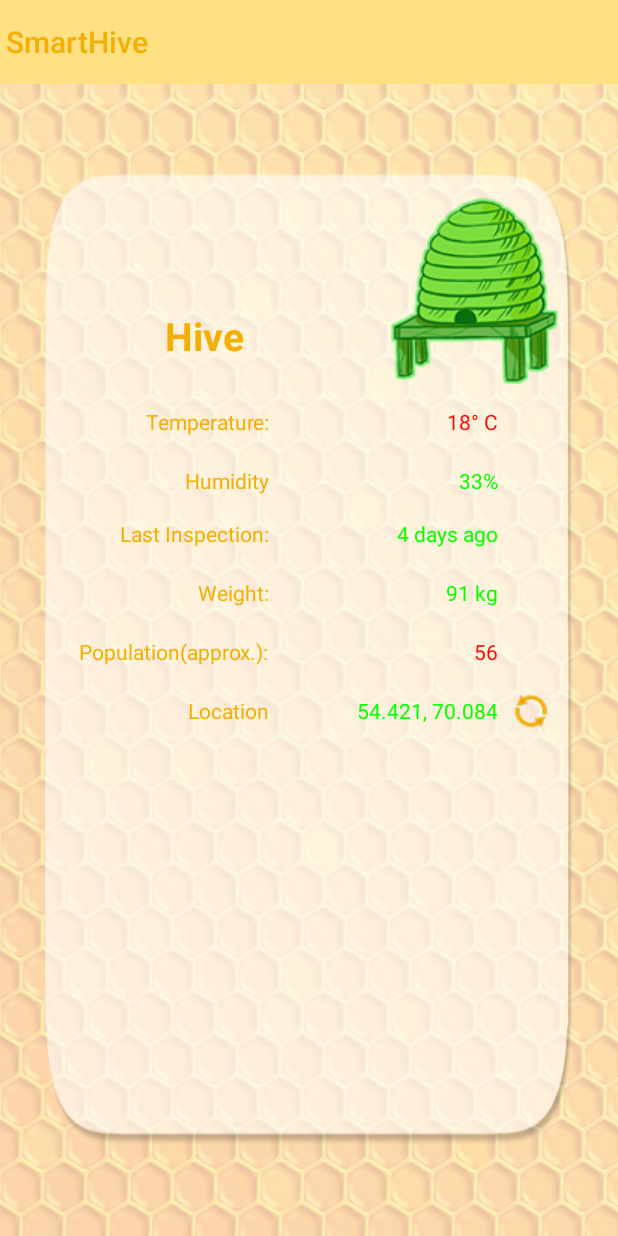
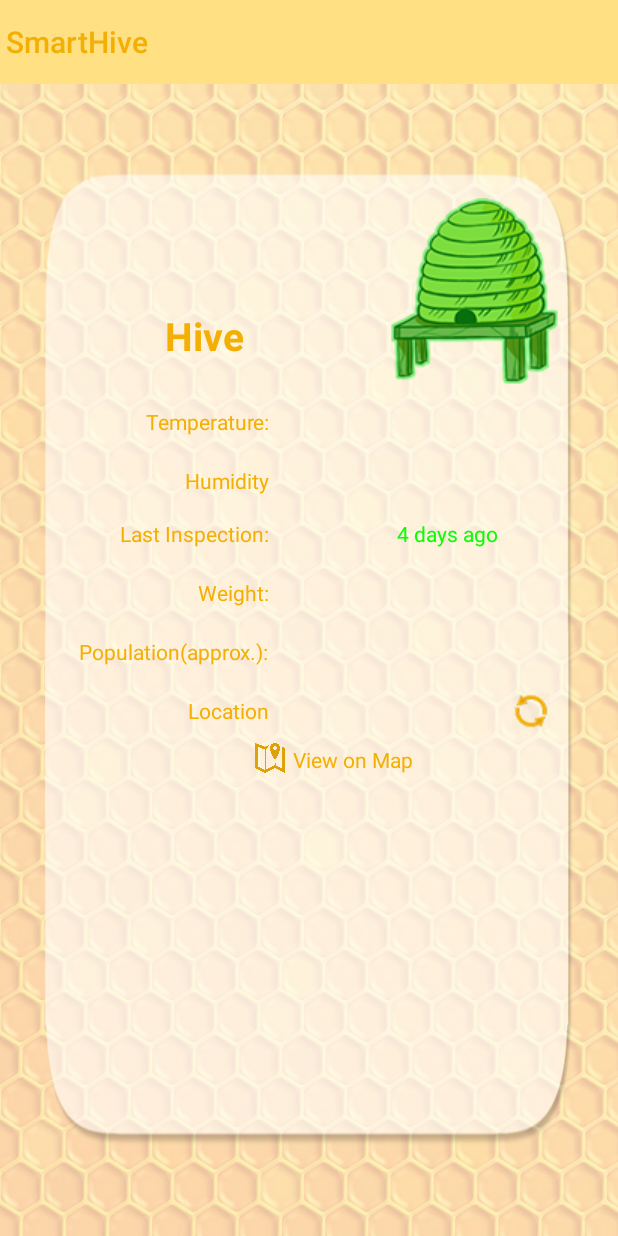
Before and after one commit to pwestman/SmartHive, an Android app: the layout activity_hive_info.xml on its own in the app's theme, with its tools: preview values and no code run, on a phone screen of 412 x 824 dp. Run offline under Robolectric (Android 15) with nearby library versions, the phone set to English and light mode, and no system bars.

Commit message:
Added option to view hive on a map

```diff
--- a/smartHive/build.gradle
+++ b/smartHive/build.gradle
@@ -26,11 +26,11 @@ dependencies {
     })
     compile 'com.android.support:appcompat-v7:24.2.1'
     compile 'com.android.support:design:24.2.1'
-    compile 'com.google.firebase:firebase-auth:9.8.0'
-    compile 'com.google.firebase:firebase-database:9.8.0'
+    compile 'com.google.firebase:firebase-auth:10.0.1'
+    compile 'com.google.firebase:firebase-database:10.0.1'
     compile 'com.firebaseui:firebase-ui-auth:1.0.0'
+    compile 'com.google.android.gms:play-services:10.0.1'
     testCompile 'junit:junit:4.12'
-    compile 'com.google.android.gms:play-services:9.8.0'
 }
 
 apply plugin: 'com.google.gms.google-services'
--- a/smartHive/src/main/res/layout/activity_hive_info.xml
+++ b/smartHive/src/main/res/layout/activity_hive_info.xml
@@ -48,7 +48,6 @@
             android:layout_alignEnd="@+id/info_date_label" />
 
         <TextView
-            android:text="18° C"
             android:layout_width="wrap_content"
             android:layout_height="wrap_content"
             android:layout_below="@id/info_hive_name"
@@ -68,7 +67,6 @@
             android:id="@+id/info_humidity_label" />
 
         <TextView
-            android:text="33%"
             android:layout_width="wrap_content"
             android:layout_height="wrap_content"
             android:id="@+id/info_humidity"
@@ -98,17 +96,16 @@
             android:id="@+id/info_date" />
 
         <TextView
-            android:text="@string/weight"
             android:layout_width="wrap_content"
             android:layout_height="wrap_content"
             android:layout_below="@id/info_date_label"
             android:layout_marginStart="75dp"
             android:layout_marginTop="20dp"
             android:id="@+id/info_weight_label"
-            android:layout_alignEnd="@+id/info_date_label" />
+            android:layout_alignEnd="@+id/info_date_label"
+            android:text="Weight:"/>
 
         <TextView
-            android:text="91 kg"
             android:layout_width="wrap_content"
             android:layout_height="wrap_content"
             android:layout_below="@id/info_date_label"
@@ -128,7 +125,6 @@
             android:layout_alignEnd="@+id/info_weight_label" />
 
         <TextView
-            android:text="56"
             android:layout_width="wrap_content"
             android:layout_height="wrap_content"
             android:layout_below="@id/info_weight_label"
@@ -165,8 +161,7 @@
             android:layout_alignEnd="@id/info_population"
             android:layout_marginTop="20dp"
             android:id="@+id/info_location"
-            android:textColor="@color/good"
-            android:text="54.421, 70.084" />
+            android:textColor="@color/good" />
 
         <ImageView
             android:layout_width="wrap_content"
@@ -179,6 +174,29 @@
             android:layout_marginEnd="15dp"
             android:id="@+id/refreshLocation" />
 
+        <ImageView
+            android:layout_marginTop="12dp"
+            android:layout_width="20dp"
+            android:layout_height="20dp"
+            app:srcCompat="@drawable/map_icon"
+            android:layout_below="@id/info_location_label"
+            android:id="@+id/imageView2"
+            android:layout_marginStart="140dp"
+            android:layout_weight="1" />
+
+        <TextView
+            android:layout_marginTop="10dp"
+            android:paddingTop="3dp"
+            android:text="View on Map"
+            android:layout_width="wrap_content"
+            android:layout_height="wrap_content"
+            android:id="@+id/textView"
+            android:layout_below="@id/info_location_label"
+            android:paddingStart="25dp"
+            android:layout_marginStart="140dp"
+            android:paddingBottom="3dp"
+            android:onClick="goToMap"
+            android:layout_weight="1"/>
 
     </RelativeLayout>
 
--- a/smartHive/src/main/res/values/strings.xml
+++ b/smartHive/src/main/res/values/strings.xml
@@ -22,5 +22,6 @@
     <string name="title_activity_add_hive">Add Hive</string>
     <string name="addHint">Name</string>
     <string name="delete_hive">Delete Hive</string>
+    <string name="title_activity_hive_location">Hive Location</string>
     >>>>>>> f4e889f475f81adf450e31e88887dae3cd5504d0
 </resources>
```
Also changed, not shown: smartHive/src/debug/res/values/google_maps_api.xml (added, +21 -0 lines), smartHive/src/main/AndroidManifest.xml (+22 -1 lines), smartHive/src/main/java/nottoobee/toobee/smarthive/HiveInfo.java (+9 -0 lines), smartHive/src/main/java/nottoobee/toobee/smarthive/HiveLocation.java (added, +50 -0 lines), smartHive/src/main/res/layout/activity_hive_location.xml (added, +8 -0 lines), smartHive/src/main/res/drawable/map_icon.png (added), 1 other file.
